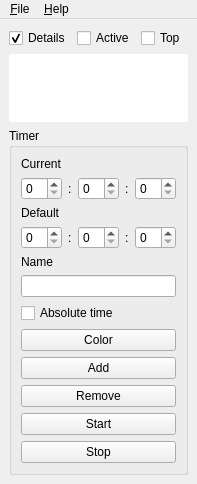
First picture: the form in ui/mainwindow.ui, repository kervala/ktimer, before the edit.
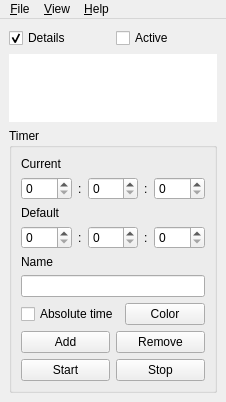
Second picture: the form after the edit. Custom widgets are drawn as their Qt base class.

Commit message: Changed: Optimize interface size

```diff
--- a/ui/mainwindow.ui
+++ b/ui/mainwindow.ui
@@ -6,12 +6,12 @@
    <rect>
     <x>0</x>
     <y>0</y>
-    <width>181</width>
-    <height>481</height>
+    <width>209</width>
+    <height>402</height>
    </rect>
   </property>
   <widget class="QWidget" name="centralwidget">
-   <layout class="QVBoxLayout" name="verticalLayout">
+   <layout class="QVBoxLayout" name="mainLayout" stretch="0,1,0">
     <item>
      <layout class="QHBoxLayout" name="topCheckBoxesHorizontalLayout">
       <item>
@@ -31,13 +31,6 @@
         </property>
        </widget>
       </item>
-      <item>
-       <widget class="QCheckBox" name="topCheckBox">
-        <property name="text">
-         <string>Top</string>
-        </property>
-       </widget>
-      </item>
      </layout>
     </item>
     <item>
@@ -76,7 +69,7 @@
         </widget>
        </item>
        <item>
-        <layout class="QHBoxLayout" name="currentHorizontalLayout">
+        <layout class="QHBoxLayout" name="currentHorizontalLayout" stretch="1,0,1,0,1">
          <item>
           <widget class="QSpinBox" name="currentHoursSpinBox">
            <property name="minimum">
@@ -134,7 +127,7 @@
         </widget>
        </item>
        <item>
-        <layout class="QHBoxLayout" name="defaultHorizontalLayout">
+        <layout class="QHBoxLayout" name="defaultHorizontalLayout" stretch="1,0,1,0,1">
          <item>
           <widget class="QSpinBox" name="defaultHoursSpinBox">
            <property name="minimum">
@@ -195,6 +188,8 @@
         <widget class="QLineEdit" name="nameEdit"/>
        </item>
        <item>
+        <layout class="QHBoxLayout" name="horizontalLayout_3">
+         <item>
         <widget class="QCheckBox" name="absoluteTimeCheckBox">
          <property name="text">
           <string>Absolute time</string>
@@ -208,6 +203,10 @@
          </property>
         </widget>
        </item>
+        </layout>
+       </item>
+       <item>
+        <layout class="QHBoxLayout" name="horizontalLayout">
        <item>
         <widget class="QPushButton" name="addButton">
          <property name="text">
@@ -222,6 +221,10 @@
          </property>
         </widget>
        </item>
+        </layout>
+       </item>
+       <item>
+        <layout class="QHBoxLayout" name="horizontalLayout_2">
        <item>
         <widget class="QPushButton" name="startButton">
          <property name="text">
@@ -237,6 +240,8 @@
         </widget>
        </item>
       </layout>
+       </item>
+      </layout>
      </widget>
     </item>
    </layout>
@@ -246,7 +251,7 @@
     <rect>
      <x>0</x>
      <y>0</y>
-     <width>181</width>
+     <width>209</width>
      <height>21</height>
     </rect>
    </property>
@@ -273,7 +278,16 @@
     <addaction name="actionAbout"/>
     <addaction name="actionAboutQt"/>
    </widget>
+   <widget class="QMenu" name="menu_View">
+    <property name="title">
+     <string>&amp;View</string>
+    </property>
+    <addaction name="actionAlwaysOnTop"/>
+    <addaction name="actionShowOnlyActiveTimers"/>
+    <addaction name="actionShowDetails"/>
+   </widget>
    <addaction name="menuFile"/>
+   <addaction name="menu_View"/>
    <addaction name="menuHelp"/>
   </widget>
   <action name="actionExit">
```
Left out of the diff: 32 changed lines with no effect on the pictures. Lines whose indentation alone changed are shown as unchanged. The commit also changes 1 other file.
